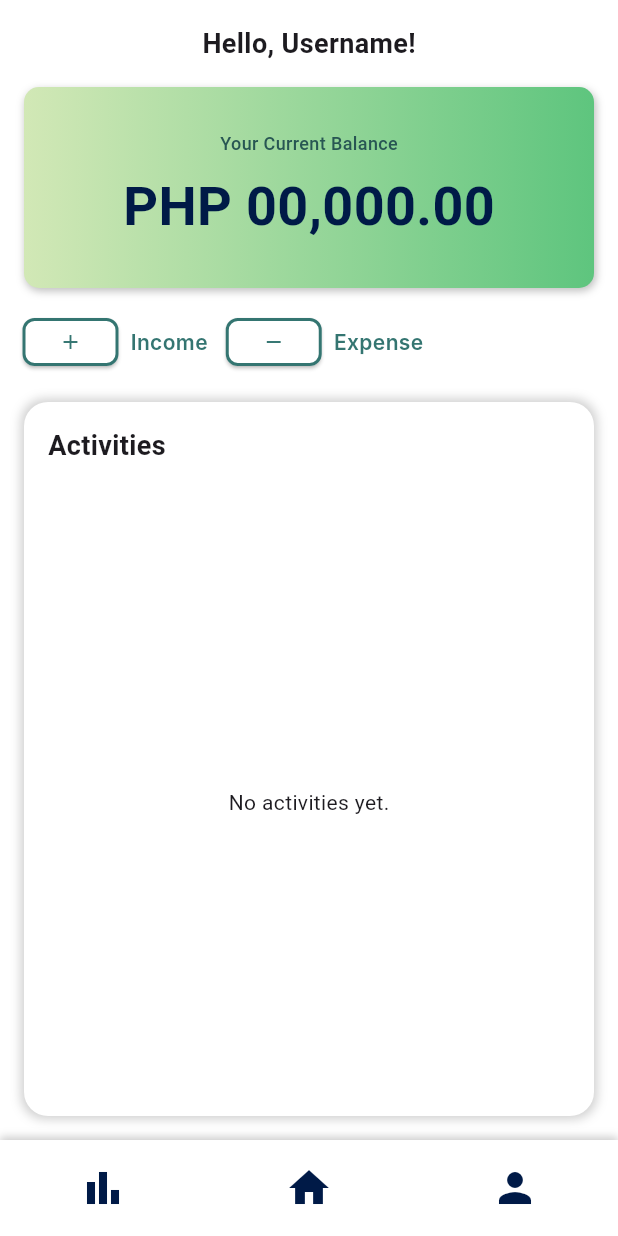
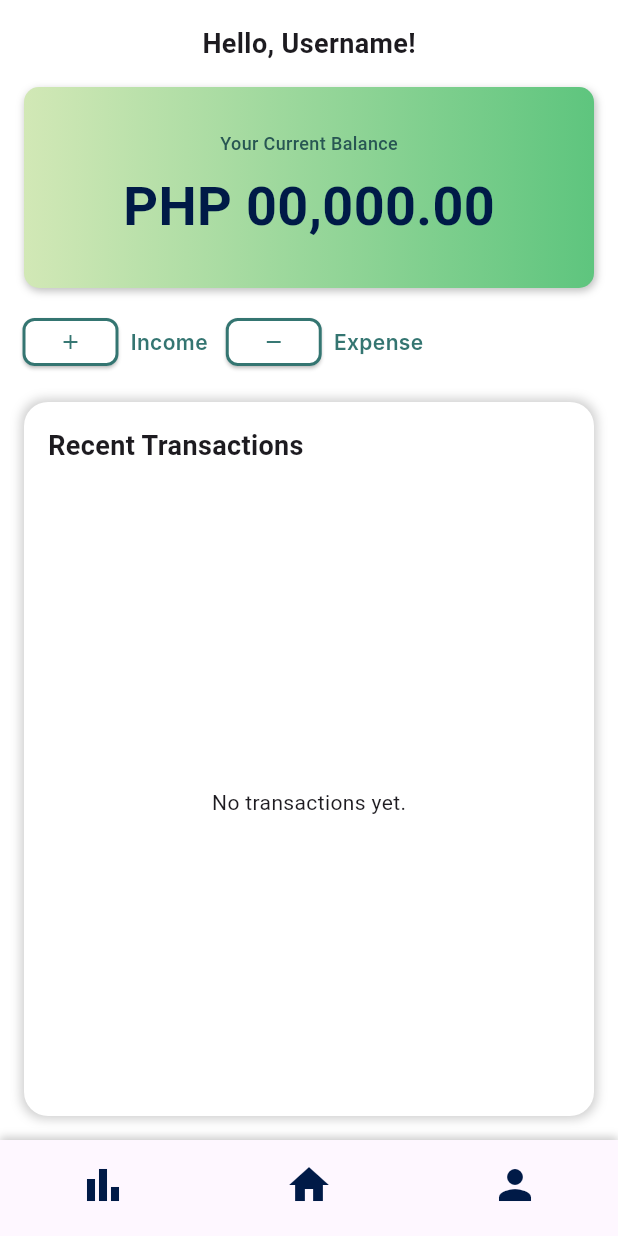
Before and after one commit to ciit-cs319-group4/cs319_foutput_reseebo, a Flutter app: the HomePageWidget screen opened by its route, on a phone screen of 412 x 824 dp. Run offline on Flutter 3.47's test engine with Material 3 defaults, Android fonts, the phone set to English and light mode, and no system bars; our stand-ins replace cloud_firestore, firebase_auth, firebase_core, font_awesome_flutter, go_router; accounts and stored records are empty; generated files the repository leaves out were written again; Roboto replaces fonts that are missing (Inter).

Commit message:
Major adjustments in routing configurations for all pages; added homepage_scaffold to accommodate shell routing with unified bottom navigation bar

```diff
--- a/lib/expense_page.dart
+++ b/lib/expense_page.dart
@@ -1,9 +1,7 @@
 import 'package:flutter/material.dart';
-import 'package:font_awesome_flutter/font_awesome_flutter.dart';
-import 'package:provider/provider.dart';
+import 'package:go_router/go_router.dart';
 import 'package:cloud_firestore/cloud_firestore.dart';
 import 'package:firebase_auth/firebase_auth.dart';
-
 
 import 'expense_page_model.dart';
 export 'expense_page_model.dart';
@@ -69,7 +67,7 @@ class _ExpensePageWidgetState extends State<ExpensePageWidget> {
         SnackBar(content: Text('Expense added successfully!')),
       );
 
-      Navigator.pushNamed(context, '/home');
+      context.replace('/home');
 
       // Clear input fields after successful submission
       _model.textController1?.clear();
@@ -110,7 +108,7 @@ class _ExpensePageWidgetState extends State<ExpensePageWidget> {
                 size: 30,
               ),
               onPressed: () async {
-                Navigator.pop(context); // Flutter's Navigator.pop(context)
+                context.go('/home'); // Flutter's Navigator.pop(context)
               },
             ),
           ),
--- a/lib/home_page.dart
+++ b/lib/home_page.dart
@@ -1,5 +1,7 @@
+import 'package:firebase_auth/firebase_auth.dart';
 import 'package:flutter/material.dart';
 import 'package:cloud_firestore/cloud_firestore.dart';
+import 'package:go_router/go_router.dart';
 import 'transaction.dart' as txn;
 
 class HomePageWidget extends StatefulWidget {
@@ -11,6 +13,7 @@ class HomePageWidget extends StatefulWidget {
 
 class _HomePageWidgetState extends State<HomePageWidget> {
   final scaffoldKey = GlobalKey<ScaffoldState>();
+  final user = FirebaseAuth.instance.currentUser;
 
   // Alert dialogue for delete activity button
   void _showDeleteDialogue(DocumentSnapshot doc) {
@@ -128,8 +131,7 @@ class _HomePageWidgetState extends State<HomePageWidget> {
                         child: const Icon(Icons.add,
                             color: Color(0xFF347571), size: 16),
                         onPressed: () {
-                          Navigator.pushNamed(context,
-                              '/income'); // Navigate to add income page
+                          context.go('/income'); // Navigate to add income page
                         },
                       ),
                     ),
@@ -159,8 +161,7 @@ class _HomePageWidgetState extends State<HomePageWidget> {
                       child: const Icon(Icons.remove,
                           color: Color(0xFF347571), size: 16),
                       onPressed: () {
-                        Navigator.pushNamed(context,
-                            '/expense'); // Navigate to add expense page
+                        context.go('/expense'); // Navigate to add expense page
                       },
                     ),
                     const SizedBox(width: 8),
@@ -200,7 +201,7 @@ class _HomePageWidgetState extends State<HomePageWidget> {
                             mainAxisAlignment: MainAxisAlignment.spaceBetween,
                             children: [
                               Text(
-                                'Activities',
+                                'Recent Transactions',
                                 style: TextStyle(
                                     fontSize: 18, fontWeight: FontWeight.bold),
                               ),
@@ -211,6 +212,7 @@ class _HomePageWidgetState extends State<HomePageWidget> {
                           child: StreamBuilder<QuerySnapshot>(
                             stream: FirebaseFirestore.instance
                                 .collection('transactions')
+                                .where('created_by', isEqualTo: user!.uid)
                                 .orderBy('timestamp', descending: true)
                                 .snapshots(),
                             builder: (context, snapshot) {
@@ -224,7 +226,7 @@ class _HomePageWidgetState extends State<HomePageWidget> {
                               if (!snapshot.hasData ||
                                   snapshot.data!.docs.isEmpty) {
                                 return Center(
-                                  child: Text('No activities yet.'),
+                                  child: Text('No transactions yet.'),
                                 );
                               }
 
@@ -268,16 +270,15 @@ class _HomePageWidgetState extends State<HomePageWidget> {
                                             //experiment only
                                             final transactionData = transactions[index];
                                             final transaction = txn.Transaction(
-                                            uid: transactionData.id,
-                                            amount: transactionData['amount'],
-                                            title: transactionData['title'],
-                                            description: transactionData['description'],
-                                          );
+                                              uid: transactionData.id,
+                                              amount: transactionData['amount'],
+                                              title: transactionData['title'],
+                                              description: transactionData['description'],
+                                            );
 
-                                            Navigator.pushNamed(
-                                              context,
-                                              '/edit', arguments: transaction, // Navigate to your edit screen
-                                            );
+                                            context.go('/edit', extra: {
+                                              'transactionData': transaction,
+                                            });
                                           },
                                         ),
                                         // Delete button
@@ -309,43 +310,6 @@ class _HomePageWidgetState extends State<HomePageWidget> {
             ],
           ),
         ),
-        bottomNavigationBar: Container(
-          height: 64,
-          decoration: BoxDecoration(
-            color: Colors.white,
-            boxShadow: [
-              BoxShadow(
-                blurRadius: 4,
-                color: const Color(0x33000000),
-                offset: const Offset(0, -2),
-              )
-            ],
-          ),
-          child: Row(
-            mainAxisAlignment: MainAxisAlignment.spaceAround,
-            children: [
-              IconButton(
-                icon: Icon(Icons.bar_chart, color: Color(0xFF001A47), size: 32),
-                onPressed: () {
-                  // Navigate to bar chart page
-                },
-              ),
-              IconButton(
-                icon: Icon(Icons.home, color: Color(0xFF001A47), size: 32),
-                onPressed: () {
-                  Navigator.pushNamed(context, '/home'); // Navigate to home
-                },
-              ),
-              IconButton(
-                icon: Icon(Icons.person, color: Color(0xFF001A47), size: 32),
-                onPressed: () {
-                  Navigator.pushNamed(
-                      context, '/user'); // Navigate to user profile
-                },
-              ),
-            ],
-          ),
-        ),
       ),
     );
   }
--- /dev/null
+++ b/lib/homepage_scaffold.dart
@@ -0,0 +1,71 @@
+import 'package:flutter/material.dart';
+import 'package:go_router/go_router.dart';
+
+class HomepageScaffold extends StatelessWidget {
+  final Widget child;
+
+  const HomepageScaffold({super.key, required this.child});
+
+  @override
+  Widget build(BuildContext context) {
+    return Scaffold(
+      body: child,
+      bottomNavigationBar: Container(
+        height: 64,
+        decoration: BoxDecoration(
+          color: Colors.white,
+          boxShadow: [
+            BoxShadow(
+              blurRadius: 4,
+              color: const Color(0x33000000),
+              offset: const Offset(0, -2),
+            )
+          ],
+        ),
+        child: BottomNavigationBar(
+          currentIndex: _calculateSelectedIndex(context),
+          onTap: (index) => _onTap(context, index),
+          elevation: 0,
+          showSelectedLabels: false,
+          showUnselectedLabels: false,
+          items: const [
+            BottomNavigationBarItem(
+              icon: Icon(Icons.bar_chart, color: Color(0xFF001A47), size: 32),
+              label: "Reports"
+            ),
+            BottomNavigationBarItem(
+              icon: Icon(Icons.home, color: Color(0xFF001A47), size: 32),
+              label: "Home"
+            ),
+            BottomNavigationBarItem(
+              icon: Icon(Icons.person, color: Color(0xFF001A47), size: 32),
+              label: "User Profile"
+            ),
+          ],
+        ),
+      ),
+    );
+  }
+
+  int _calculateSelectedIndex(BuildContext context) {
+    final String? location = GoRouter.of(context).state?.path;
+    if (location!.startsWith('/null')) return 0;
+    if (location.startsWith('/home')) return 1;
+    if (location.startsWith('/user')) return 2;
+    return 0;
+  }
+
+  void _onTap(BuildContext context, int index) {
+    switch (index) {
+      case 0:
+        context.go('/null');
+        break;
+      case 1:
+        context.go('/home');
+        break;
+      case 2:
+        context.go('/user');
+        break;
+    }
+  }
+}
--- a/lib/income_page.dart
+++ b/lib/income_page.dart
@@ -1,6 +1,5 @@
 import 'package:flutter/material.dart';
-import 'package:font_awesome_flutter/font_awesome_flutter.dart';
-import 'package:provider/provider.dart';
+import 'package:go_router/go_router.dart';
 import 'package:cloud_firestore/cloud_firestore.dart';
 import 'package:firebase_auth/firebase_auth.dart';
 
@@ -68,7 +67,7 @@ class _IncomePageWidgetState extends State<IncomePageWidget> {
         SnackBar(content: Text('Income added successfully!')),
       );
 
-      Navigator.pushNamed(context, '/home');
+      context.replace('/home');
 
       // Clear input fields after successful submission
       _model.textController1?.clear();
@@ -109,7 +108,7 @@ class _IncomePageWidgetState extends State<IncomePageWidget> {
                 size: 30,
               ),
               onPressed: () async {
-                Navigator.pop(context); // Flutter's Navigator.pop(context)
+                context.go('/home'); // Flutter's Navigator.pop(context)
               },
             ),
           ),
--- a/lib/login_page.dart
+++ b/lib/login_page.dart
@@ -1,9 +1,7 @@
 import 'package:flutter/material.dart';
-import 'package:font_awesome_flutter/font_awesome_flutter.dart';
-import 'package:provider/provider.dart';
+import 'package:go_router/go_router.dart';
 import 'package:firebase_auth/firebase_auth.dart';
 
-import 'login_page_model.dart';
 export 'login_page_model.dart';
 
 class LoginPageWidget extends StatefulWidget {
@@ -37,7 +35,10 @@ class _LoginPageWidgetState extends State<LoginPageWidget> {
     final email = emailController?.text.trim();
     final password = passwordController?.text.trim();
 
-    if (email == null || password == null || email.isEmpty || password.isEmpty) {
+    if (email == null ||
+        password == null ||
+        email.isEmpty ||
+        password.isEmpty) {
       ScaffoldMessenger.of(context).showSnackBar(
         SnackBar(content: Text('Please fill in all fields')),
       );
@@ -49,7 +50,7 @@ class _LoginPageWidgetState extends State<LoginPageWidget> {
         email: email,
         password: password,
       );
-      Navigator.pushNamed(context, '/home');
+      context.go('/home');
     } catch (e) {
       ScaffoldMessenger.of(context).showSnackBar(
         SnackBar(content: Text('Error: ${e.toString()}')),
@@ -102,7 +103,10 @@ class _LoginPageWidgetState extends State<LoginPageWidget> {
                               children: [
                                 Text(
                                   'RESEEBO',
-                                  style: Theme.of(context).textTheme.bodyMedium?.copyWith(
+                                  style: Theme.of(context)
+                                      .textTheme
+                                      .bodyMedium
+                                      ?.copyWith(
                                         fontFamily: 'Inter',
                                         color: Colors.white,
                                         fontSize: 52,
@@ -280,12 +284,14 @@ class _LoginPageWidgetState extends State<LoginPageWidget> {
                         mainAxisSize: MainAxisSize.max,
                         children: [
                           Padding(
-                            padding: EdgeInsetsDirectional.fromSTEB(0, 16, 0, 0),
+                            padding:
+                                EdgeInsetsDirectional.fromSTEB(0, 16, 0, 0),
                             child: ElevatedButton(
                               onPressed: _loginWithEmailAndPassword,
                               style: ElevatedButton.styleFrom(
                                 minimumSize: Size(150, 45),
-                                padding: EdgeInsetsDirectional.fromSTEB(16, 0, 16, 0),
+                                padding: EdgeInsetsDirectional.fromSTEB(
+                                    16, 0, 16, 0),
                                 backgroundColor: Color(0xFF347571),
                                 elevation: 0,
                                 shape: RoundedRectangleBorder(
@@ -322,7 +328,7 @@ class _LoginPageWidgetState extends State<LoginPageWidget> {
                               ),
                               InkWell(
                                 onTap: () {
-                                  Navigator.pushNamed(context, '/signup');
+                                 context.go('/signup');
                                 },
                                 child: Text(
                                   'Sign Up',
--- a/lib/signup_page.dart
+++ b/lib/signup_page.dart
@@ -1,8 +1,8 @@
 import 'package:flutter/material.dart';
 import 'package:firebase_auth/firebase_auth.dart';
 import 'package:cloud_firestore/cloud_firestore.dart';
+import 'package:go_router/go_router.dart';
 
-import 'signup_page_model.dart';
 export 'signup_page_model.dart';
 
 class SignupPageWidget extends StatefulWidget {
@@ -74,7 +74,7 @@ class _SignupPageWidgetState extends State<SignupPageWidget> {
       });
 
       // Navigate to the home page after successful sign-up
-      Navigator.pushNamed(context, '/home');
+      context.go('/home');
     } catch (e) {
       String errorMessage = 'An error occurred';
       if (e is FirebaseAuthException) {
@@ -200,7 +200,7 @@ class _SignupPageWidgetState extends State<SignupPageWidget> {
                                   ),
                                   TextButton(
                                     onPressed: () {
-                                      Navigator.pushNamed(context, '/login');
+                                      context.go('/login');
                                     },
                                     child: Text(
                                       'Login',
```
Also changed, not shown: lib/edit_page.dart (+17 -29 lines), lib/start.dart (+3 -5 lines), lib/user_page.dart (+57 -71 lines).
